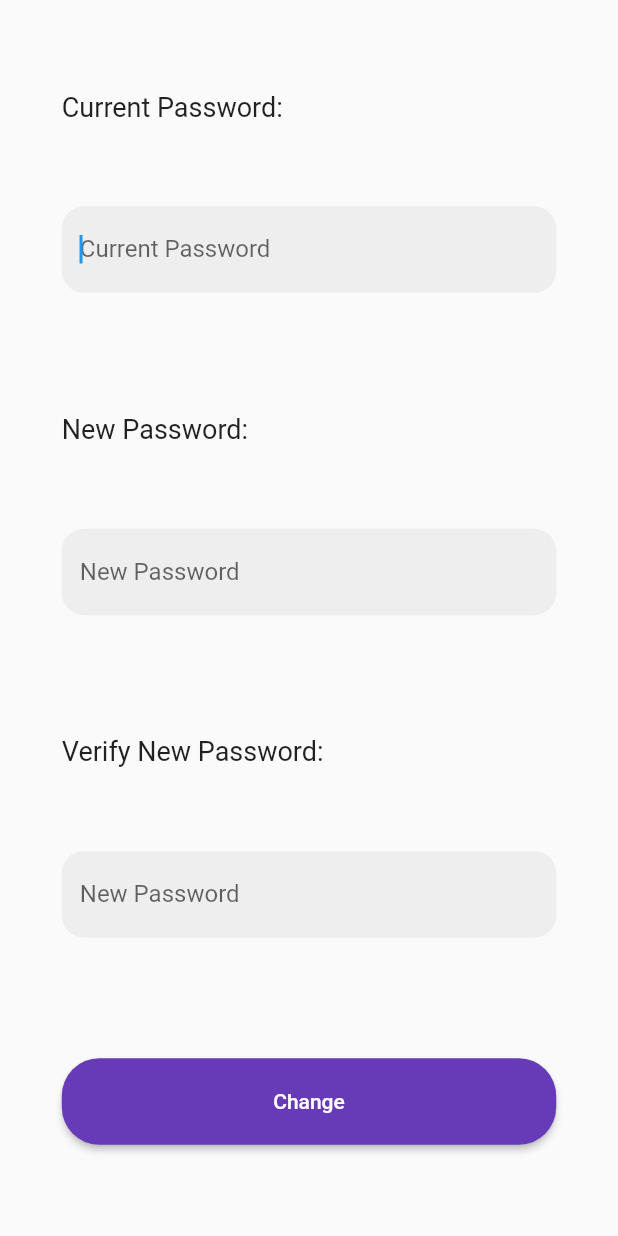
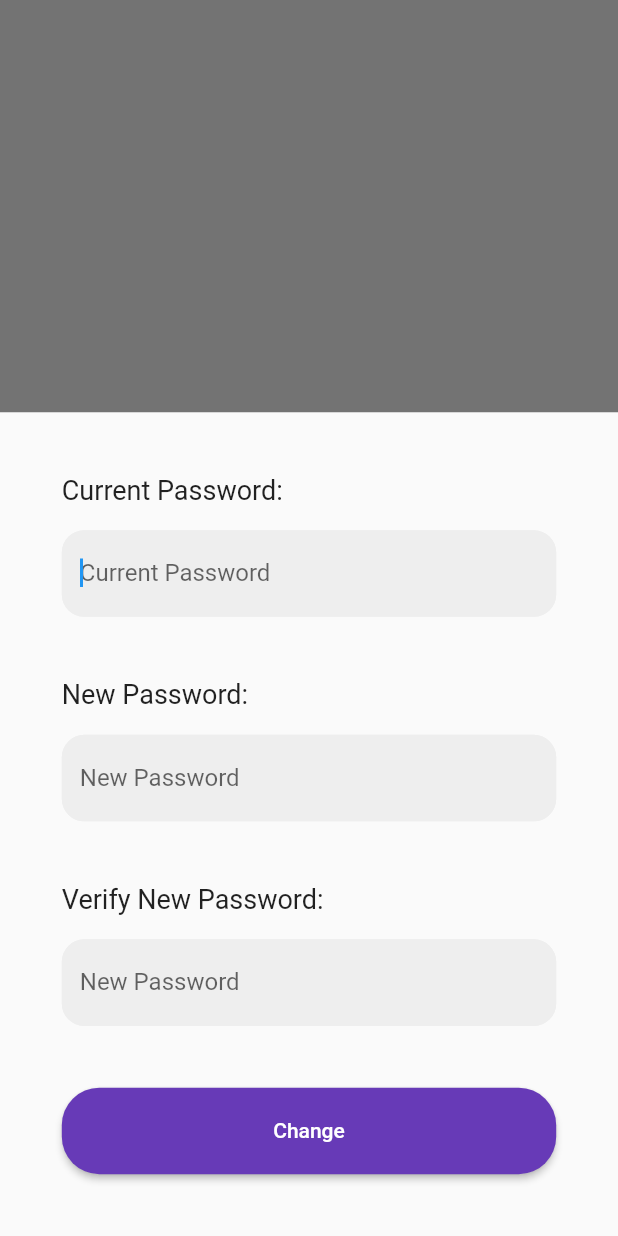
Before and after one commit to knowy-open/Knowy, a Flutter app: what changePassword() shows on an empty page, opened directly, on a phone screen of 412 x 824 dp. Run offline on Flutter 3.47's test engine with Material 2 defaults, Android fonts, the light colour scheme and no system bars; missing offline and left inert: group_profile.

Commit message:
Update changePasswordBottomSheet.dart

```diff
--- a/lib/bottom_sheet/changePasswordBottomSheet.dart
+++ b/lib/bottom_sheet/changePasswordBottomSheet.dart
@@ -2,10 +2,14 @@
 
 import 'package:new_project/useful_widgets/btn.dart';
 import 'package:new_project/useful_widgets/textField.dart';
-class changePassword extends StatelessWidget {
-  @override
-  Widget build(BuildContext context) {
-    return Column(
+changePassword(context){
+  showModalBottomSheet(
+      context: context, isScrollControlled: true,
+      builder: (context)=>SingleChildScrollView(
+        child: Container(
+          padding: EdgeInsets.only(bottom: MediaQuery.of(context).viewInsets.bottom),
+          child: SafeArea(
+            child: Column(
               mainAxisAlignment: MainAxisAlignment.spaceAround,
               crossAxisAlignment: CrossAxisAlignment.stretch,
               children: [
@@ -55,6 +59,9 @@
                     children: [Btn("Change", Colors.deepPurple,0.07,0.8)],),
                 ),
 
-    ],);
+              ],),
+          ),
+        ),
+      )
+  );
 }
-}
```
Lines whose indentation alone changed are shown as unchanged.
